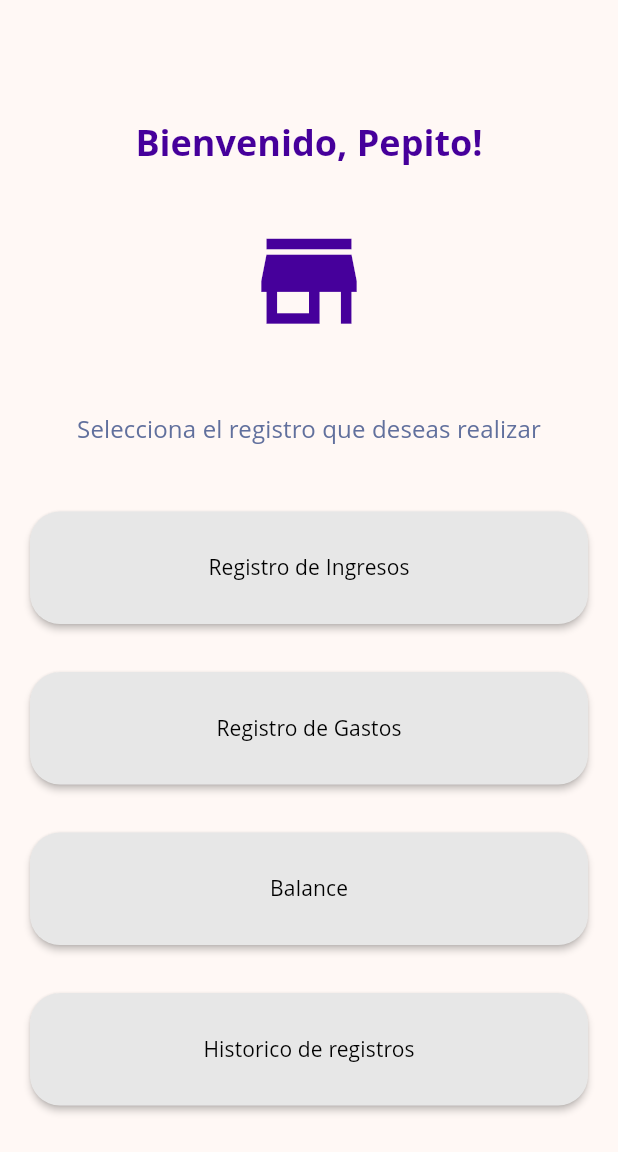
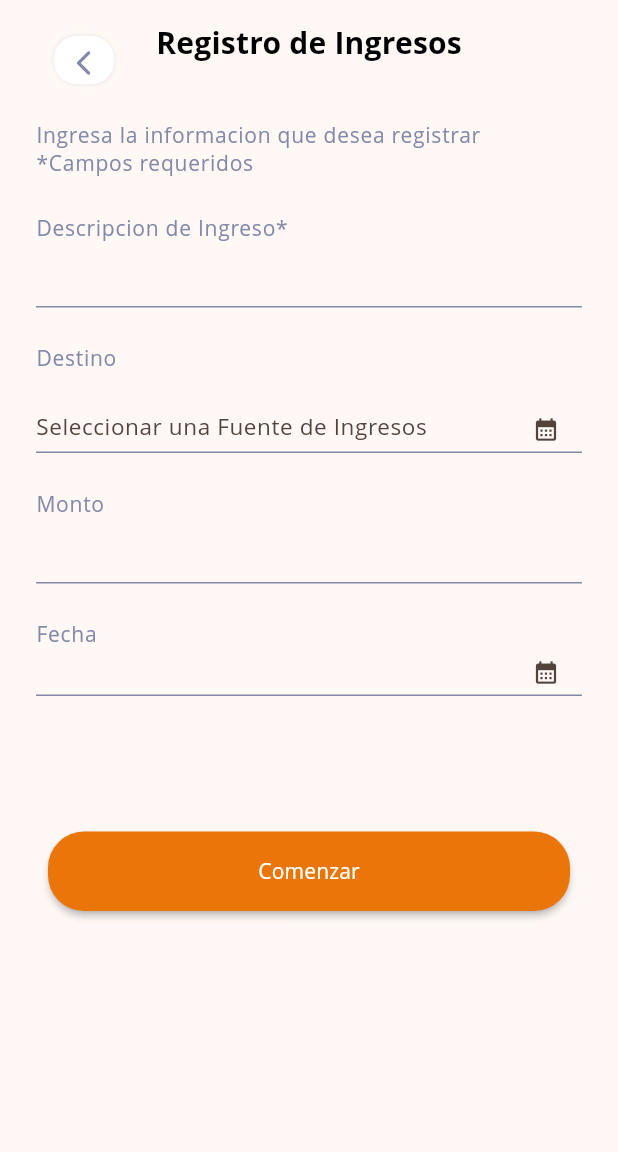
Before and after one commit to angelwayar/prueba-tecnica-mobile, a Flutter app: the HomePage screen opened by its route, after a tap on "Registro de Ingresos", on a phone screen of 412 x 824 dp. Shown: the top 1152 px of the screen. Run offline on Flutter 3.47's test engine with Material 2 defaults, Android fonts, the phone set to English and light mode, and no system bars; our stand-ins replace bloc, dio, flutter_bloc, flutter_modular, get_it; Roboto replaces fonts that are missing (Open Sans).

Commit message:
flow incomes records

```diff
--- a/lib/modular.dart
+++ b/lib/modular.dart
@@ -1,5 +1,6 @@
 import 'package:flutter_modular/flutter_modular.dart';
 import 'src/home/presentation/pages/home.page.dart';
+import 'src/income/presentation/pages/incomes.page.dart';
 import 'src/splash/presentation/pages/splash.page.dart';
 import 'src/expenses/presentation/pages/expenses.page.dart';
 import 'src/historical_income/presentation/pages/historical_income.page.dart';
@@ -11,5 +12,6 @@ class AppModule extends Module {
     r.child('/home', child: (_) => const HomePage());
     r.child('/historical-income', child: (_) => const HistoricalIncomePage());
     r.child('/expenses', child: (_) => const ExpensesPage());
+    r.child('/income', child: (_) => const IncomesPage());
   }
 }
--- a/lib/src/home/presentation/pages/home.page.dart
+++ b/lib/src/home/presentation/pages/home.page.dart
@@ -40,7 +40,7 @@ class HomePage extends StatelessWidget {
                 color: Theme.of(context).colorScheme.secondary,
                 height: 75,
                 radius: 20,
-                onPressed: () {},
+                onPressed: () => Modular.to.pushNamed('/income'),
               ),
               const SizedBox(height: 16),
               SunButton(
--- /dev/null
+++ b/lib/src/income/data/datasources/income.datasource.dart
@@ -0,0 +1,23 @@
+import 'dart:developer';
+
+import 'package:dio/dio.dart';
+import '../models/income.model.dart';
+
+abstract class IncomeDataSource {
+  final _dio = Dio()
+    ..options.baseUrl = 'uri'
+    ..options.connectTimeout = const Duration(seconds: 60)
+    ..options.receiveTimeout = const Duration(seconds: 60);
+
+  Future<void> incomeRecord(IncomeModel expenseModel);
+}
+
+class IncomeServices extends IncomeDataSource {
+  @override
+  Future<void> incomeRecord(IncomeModel incomeModel) async {
+    //* THIS IS A SUCCESS RESPONSE
+    await Future.delayed(const Duration(seconds: 2), () {
+      log(incomeModel.toJson().toString());
+    });
+  }
+}
--- /dev/null
+++ b/lib/src/income/data/models/income.model.dart
@@ -0,0 +1,27 @@
+import '../../domain/entities/Income.entity.dart';
+
+class IncomeModel extends Income {
+  const IncomeModel({
+    required super.description,
+    required super.amount,
+    required super.incomeType,
+    required super.incomeDate,
+    required super.userId,
+  });
+
+  factory IncomeModel.fromJson(Map<String, dynamic> json) => IncomeModel(
+        description: json["description"],
+        amount: json["amount"].toDouble(),
+        incomeType: json["incomeType"],
+        incomeDate: json["incomeDate"],
+        userId: json["userId"],
+      );
+
+  Map<String, dynamic> toJson() => {
+        "description": description,
+        "amount": amount,
+        "incomeType": incomeType,
+        "incomeDate": incomeDate,
+        "userId": userId,
+      };
+}
--- /dev/null
+++ b/lib/src/income/data/repositories/income.repository.dart
@@ -0,0 +1,15 @@
+import 'package:mobile/src/income/data/models/income.model.dart';
+import 'package:mobile/src/income/domain/entities/Income.entity.dart';
+import '../../domain/repositories/income.repository.dart';
+import '../datasources/income.datasource.dart';
+
+class IncomeRepositoryImpl implements IncomeRepository {
+  final IncomeDataSource _service;
+
+  IncomeRepositoryImpl(this._service);
+
+  @override
+  Future<void> incomeRecord(Income income) async {
+    await _service.incomeRecord(income as IncomeModel);
+  }
+}
--- /dev/null
+++ b/lib/src/income/domain/entities/Income.entity.dart
@@ -0,0 +1,15 @@
+class Income {
+  const Income({
+    required this.description,
+    required this.amount,
+    required this.incomeType,
+    required this.incomeDate,
+    required this.userId,
+  });
+
+  final String description;
+  final double amount;
+  final String incomeType;
+  final String incomeDate;
+  final int userId;
+}
--- /dev/null
+++ b/lib/src/income/domain/repositories/income.repository.dart
@@ -0,0 +1,5 @@
+import '../entities/Income.entity.dart';
+
+abstract class IncomeRepository {
+  Future<void> incomeRecord(Income exponse);
+}
--- /dev/null
+++ b/lib/src/income/presentation/bloc/income_bloc.dart
@@ -0,0 +1,27 @@
+import 'package:bloc/bloc.dart';
+import 'package:dio/dio.dart';
+import 'package:mobile/src/income/domain/repositories/income.repository.dart';
+import '../../data/models/income.model.dart';
+
+part 'income_event.dart';
+part 'income_state.dart';
+
+class IncomeBloc extends Bloc<IncomeEvent, IncomeState> {
+  final IncomeRepository _repository;
+
+  IncomeBloc(this._repository) : super(IncomeState()) {
+    on<IncomeRecord>(_onIncomeRecord);
+  }
+
+  Future<void> _onIncomeRecord(
+    IncomeRecord event,
+    Emitter emit,
+  ) async {
+    try {
+      await _repository.incomeRecord(event.incomeForm);
+      emit(state.copyWith(status: IncomeStatus.success));
+    } on DioException catch (_) {
+      emit(state.copyWith(status: IncomeStatus.failure));
+    }
+  }
+}
--- /dev/null
+++ b/lib/src/income/presentation/bloc/income_event.dart
@@ -0,0 +1,11 @@
+part of 'income_bloc.dart';
+
+sealed class IncomeEvent {
+  const IncomeEvent();
+}
+
+class IncomeRecord extends IncomeEvent {
+  final IncomeModel incomeForm;
+
+  const IncomeRecord({required this.incomeForm});
+}
--- /dev/null
+++ b/lib/src/income/presentation/bloc/income_state.dart
@@ -0,0 +1,15 @@
+part of 'income_bloc.dart';
+
+enum IncomeStatus { success, failure }
+
+class IncomeState {
+  final IncomeStatus status;
+
+  IncomeState({this.status = IncomeStatus.success});
+
+  IncomeState copyWith({IncomeStatus? status}) {
+    return IncomeState(
+      status: status ?? this.status,
+    );
+  }
+}
--- /dev/null
+++ b/lib/src/income/presentation/pages/incomes.page.dart
@@ -0,0 +1,160 @@
+import 'package:flutter/material.dart';
+import 'package:flutter_bloc/flutter_bloc.dart';
+import 'package:mobile/injection.dart';
+
+import '../../../../commons/info.dart';
+import '../../../shared/app_bar_minimal.widget.dart';
+import '../../../shared/components/sun_button/sun_button.dart';
+import '../../../shared/components/sun_field/date/sun_date_field.dart';
+import '../../../shared/components/sun_field/selection/sun_selection_field.dart';
+import '../../../shared/components/sun_field/text/sun_text_field.dart';
+import '../../../shared/components/sun_text/sun_text.dart';
+import '../../../shared/dialog.dart';
+import '../../../shared/loading.dart';
+import '../../data/models/income.model.dart';
+import '../bloc/income_bloc.dart';
+
+class IncomesPage extends StatefulWidget {
+  const IncomesPage({super.key});
+
+  @override
+  State<IncomesPage> createState() => _IncomesPageState();
+}
+
+class _IncomesPageState extends State<IncomesPage> {
+  final _formKey = GlobalKey<FormState>();
+  final TextEditingController _controllerDate = TextEditingController();
+  final TextEditingController _controllerAmount = TextEditingController();
+  final TextEditingController _controllerDestination = TextEditingController();
+  final TextEditingController _controllerDescription = TextEditingController();
+  Map<String, String> optionMap = {
+    'Salary': 'Salario',
+    'Other': 'Otros',
+  };
+
+  updateDateField(String newValue) {
+    _controllerDate.text = newValue;
+  }
+
+  updateSelectionField(dynamic newValue) {
+    _controllerDestination.text = newValue;
+  }
+
+  String getKey(String value) {
+    return optionMap.keys.lastWhere(
+      (element) => optionMap[element] == value,
+      orElse: () => 'VariousIncomes',
+    );
+  }
+
+  @override
+  Widget build(BuildContext context) {
+    final loading = LoadingWidget(context);
+
+    return Scaffold(
+      appBar: AppBarMinimal(
+        textTitle: 'Registro de Ingresos',
+        onLeftIconTap: () => Navigator.pop(context),
+      ),
+      body: BlocProvider<IncomeBloc>(
+        create: (context) => Injector.getItBloc<IncomeBloc>(),
+        child: BlocListener<IncomeBloc, IncomeState>(
+          listener: (context, state) {
+            switch (state.status) {
+              case IncomeStatus.success:
+                loading.hideOverlay();
+                showDialogPopUpSuccess(context);
+              case IncomeStatus.failure:
+                loading.hideOverlay();
+                showDialogPopUpFailure(context);
+            }
+          },
+          child: Padding(
+            padding: const EdgeInsets.all(24),
+            child: Form(
+              key: _formKey,
+              child: ListView(
+                // crossAxisAlignment: CrossAxisAlignment.start,
+                children: [
+                  SunText(
+                    text:
+                        'Ingresa la informacion que desea registrar \n*Campos requeridos',
+                    style: Theme.of(context).textTheme.labelMedium!,
+                  ),
+                  const SizedBox(height: 24),
+                  SunText(
+                      text: 'Descripcion de Ingreso*',
+                      style: Theme.of(context).textTheme.labelMedium!),
+                  SunTextField(
+                    controller: _controllerDescription,
+                    validator: (value) {
+                      if (value == '' || value!.isEmpty) return '*';
+                      return null;
+                    },
+                  ),
+                  const SizedBox(height: 24),
+                  SunText(
+                      text: 'Destino',
+                      style: Theme.of(context).textTheme.labelMedium!),
+                  const SizedBox(height: 22),
+                  SunSelectionField(
+                    optionMap: optionMap,
+                    controller: _controllerDestination,
+                    voidCallback: updateSelectionField,
+                    hintText: 'Seleccionar una Fuente de Ingresos',
+                  ),
+                  const SizedBox(height: 24),
+                  SunText(
+                      text: 'Monto',
+                      style: Theme.of(context).textTheme.labelMedium!),
+                  SunTextField(
+                    controller: _controllerAmount,
+                    keyboardType: TextInputType.number,
+                  ),
+                  const SizedBox(height: 24),
+                  SunText(
+                      text: 'Fecha',
+                      style: Theme.of(context).textTheme.labelMedium!),
+                  SunDateField(
+                    controller: _controllerDate,
+                    voidCallback: updateDateField,
+                  ),
+                  SizedBox(
+                    height: MediaQuery.of(context).size.height * 0.1,
+                  ),
+                  Builder(
+                    builder: (context) {
+                      return SunButton(
+                        title: 'Comenzar',
+                        colorTitle: Theme.of(context).colorScheme.onPrimary,
+                        color: Theme.of(context).colorScheme.primary,
+                        onPressed: () {
+                          if (!_formKey.currentState!.validate()) return;
+                          loading.showOverlay();
+                          final incomeForm = IncomeModel(
+                            description: _controllerDescription.text,
+                            amount: double.parse(
+                              _controllerAmount.text.isEmpty
+                                  ? '0'
+                                  : _controllerAmount.text,
+                            ),
+                            incomeType: getKey(_controllerDestination.text),
+                            incomeDate: _controllerDate.text,
+                            userId: Info.userId,
+                          );
+                          context.read<IncomeBloc>().add(
+                                IncomeRecord(incomeForm: incomeForm),
+                              );
+                        },
+                      );
+                    },
+                  ),
+                ],
+              ),
+            ),
+          ),
+        ),
+      ),
+    );
+  }
+}
```
Also changed, not shown: lib/injection.dart (+14 -1 lines).
